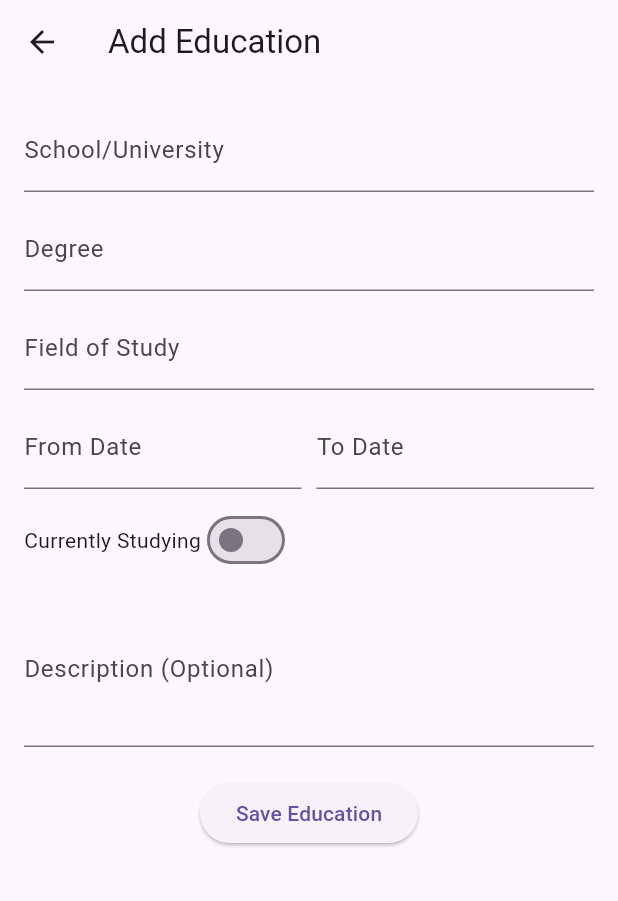
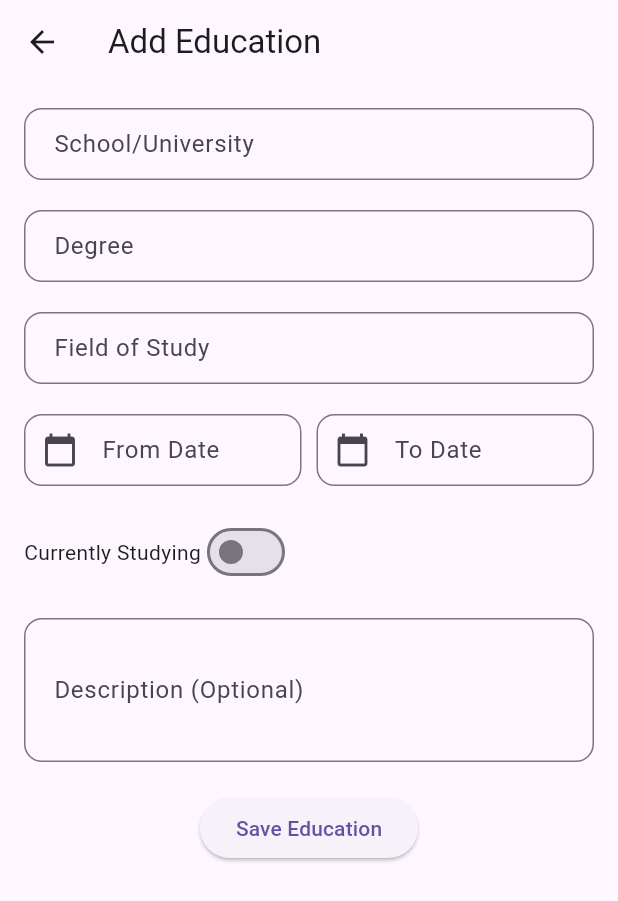
Before and after one commit to Chandu-Collab/AppTeam, a Flutter app: the EducationFillingScreen screen opened directly, on a phone screen of 412 x 824 dp. Shown: the top 901 px of the screen. Run offline on Flutter 3.47's test engine with Material 3 defaults, Android fonts, the phone set to English and light mode, and no system bars; our stand-ins replace cloud_firestore, country_code_picker, file_picker, firebase_auth, firebase_core, firebase_storage and 3 more; accounts and stored records are empty.

Commit message:
Used input widget in education_edit_screen.dart and education_filling_screen.dart and changed sizebox from 10 to 20 in create_job_screen.dart

```diff
--- a/lib/screens/education_filling_screen.dart
+++ b/lib/screens/education_filling_screen.dart
@@ -1,7 +1,8 @@
 import 'package:flutter/material.dart';
 import 'package:cloud_firestore/cloud_firestore.dart';
 import 'package:firebase_auth/firebase_auth.dart';
-import 'package:taurusai/models/education.dart'; // Your provided model
+import 'package:taurusai/models/education.dart';
+import 'package:taurusai/widgets/input_widget.dart'; // Import the buildTextField function
 
 class EducationFillingScreen extends StatefulWidget {
   @override
@@ -40,7 +41,7 @@ class _EducationFillingScreenState extends State<EducationFillingScreen> {
       context: context,
       initialDate: _toDate ?? now,
       firstDate: _fromDate ?? DateTime(1900),
-      lastDate: now,
+      lastDate: DateTime(2030),
     );
     if (picked != null) {
       setState(() {
@@ -88,66 +89,96 @@ class _EducationFillingScreenState extends State<EducationFillingScreen> {
           key: _formKey,
           child: Column(
             children: [
-              TextFormField(
-                controller: _schoolController,
-                decoration: InputDecoration(labelText: 'School/University'),
-                validator: (value) => (value == null || value.isEmpty)
-                    ? 'Please enter your school/university'
-                    : null,
-              ),
-              SizedBox(height: 10),
-              TextFormField(
-                controller: _degreeController,
-                decoration: InputDecoration(labelText: 'Degree'),
-                validator: (value) => (value == null || value.isEmpty)
-                    ? 'Please enter your degree'
-                    : null,
-              ),
-              SizedBox(height: 10),
-              TextFormField(
-                controller: _fieldController,
-                decoration: InputDecoration(labelText: 'Field of Study'),
-                validator: (value) => (value == null || value.isEmpty)
-                    ? 'Please enter your field of study'
-                    : null,
-              ),
-              SizedBox(height: 10),
               Row(
                 children: [
                   Expanded(
-                    child: TextFormField(
-                      readOnly: true,
-                      decoration: InputDecoration(labelText: 'From Date'),
-                      onTap: _selectFromDate,
-                      controller: TextEditingController(
+                    child: buildTextField(
+                      'School/University',
+                      _schoolController,
+                      (value) => (value == null || value.isEmpty)
+                          ? 'Please enter your school/university'
+                          : null,
+                      (value) {},
+                    ),
+                  ),
+                ],
+              ),
+              SizedBox(height: 20),
+              Row(
+                children: [
+                  Expanded(
+                    child: buildTextField(
+                      'Degree',
+                      _degreeController,
+                      (value) => (value == null || value.isEmpty)
+                          ? 'Please enter your degree'
+                          : null,
+                      (value) {},
+                    ),
+                  ),
+                ],
+              ),
+              SizedBox(height: 20),
+              Row(
+                children: [
+                  Expanded(
+                    child: buildTextField(
+                      'Field of Study',
+                      _fieldController,
+                      (value) => (value == null || value.isEmpty)
+                          ? 'Please enter your field of study'
+                          : null,
+                      (value) {},
+                    ),
+                  ),
+                ],
+              ),
+              SizedBox(height: 20),
+              Row(
+                children: [
+                  Expanded(
+                    child: buildTextField(
+                      'From Date',
+                      TextEditingController(
                         text: _fromDate != null
                             ? _fromDate!.toLocal().toString().split(' ')[0]
                             : '',
                       ),
-                      validator: (value) =>
-                          _fromDate == null ? 'Select start date' : null,
+                      (value) => _fromDate == null ? 'Select start date' : null,
+                      (value) {},
+                      icon: Icons.calendar_today,
+                      maxLines: 1,
+                      isNumeric: false,
+                      isPassword: false,
+                      readOnly: true,
+                      onTap: _selectFromDate,
                     ),
                   ),
                   SizedBox(width: 10),
                   if (!_current)
                     Expanded(
-                      child: TextFormField(
-                        readOnly: true,
-                        decoration: InputDecoration(labelText: 'To Date'),
-                        onTap: _selectToDate,
-                        controller: TextEditingController(
+                      child: buildTextField(
+                        'To Date',
+                        TextEditingController(
                           text: _toDate != null
                               ? _toDate!.toLocal().toString().split(' ')[0]
                               : '',
                         ),
-                        validator: (value) => !_current && _toDate == null
+                        (value) => !_current && _toDate == null
                             ? 'Select end date'
                             : null,
+                        (value) {},
+                        icon: Icons.calendar_today,
+                        maxLines: 1,
+                        isNumeric: false,
+                        isPassword: false,
+                        readOnly: true,
+                        onTap: _selectToDate,
                       ),
                     ),
                 ],
               ),
-              SizedBox(height: 10),
+              SizedBox(height: 20),
               Row(
                 children: [
                   Text('Currently Studying'),
@@ -161,12 +192,19 @@ class _EducationFillingScreenState extends State<EducationFillingScreen> {
                   ),
                 ],
               ),
-              SizedBox(height: 10),
-              TextFormField(
-                controller: _descriptionController,
-                decoration:
-                    InputDecoration(labelText: 'Description (Optional)'),
-                maxLines: 3,
+              SizedBox(height: 20),
+              Row(
+                children: [
+                  Expanded(
+                    child: buildTextField(
+                      'Description (Optional)',
+                      _descriptionController,
+                      null,
+                      (value) {},
+                      maxLines: 3,
+                    ),
+                  ),
+                ],
               ),
               SizedBox(height: 20),
               ElevatedButton(
```
Also changed, not shown: lib/screens/create_job_screen.dart (+12 -12 lines), lib/screens/education_edit_screen.dart (+85 -47 lines).
